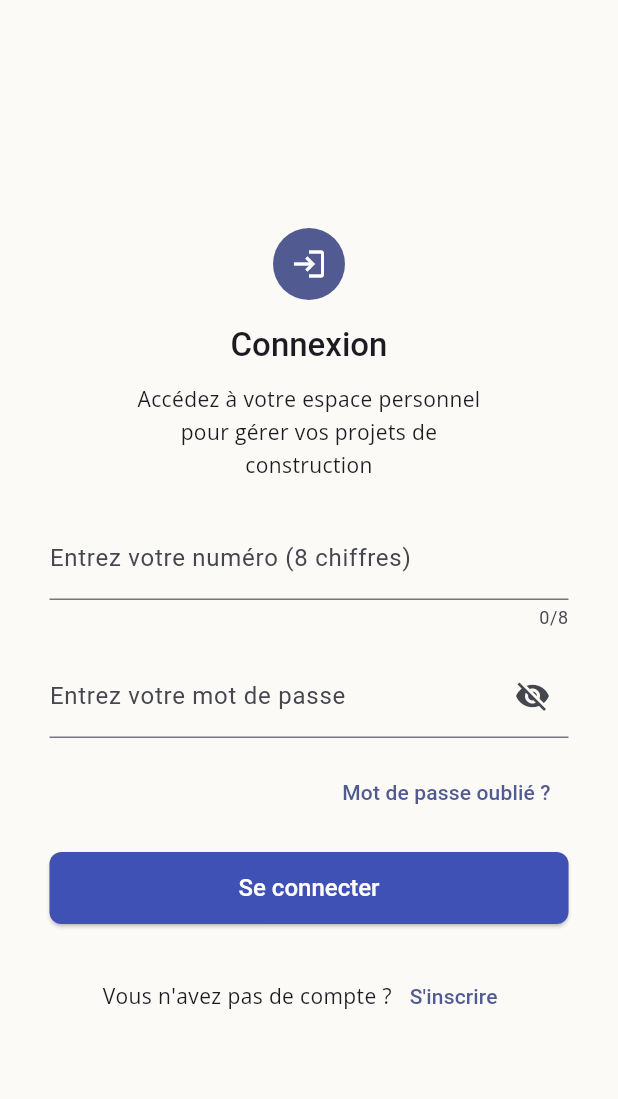
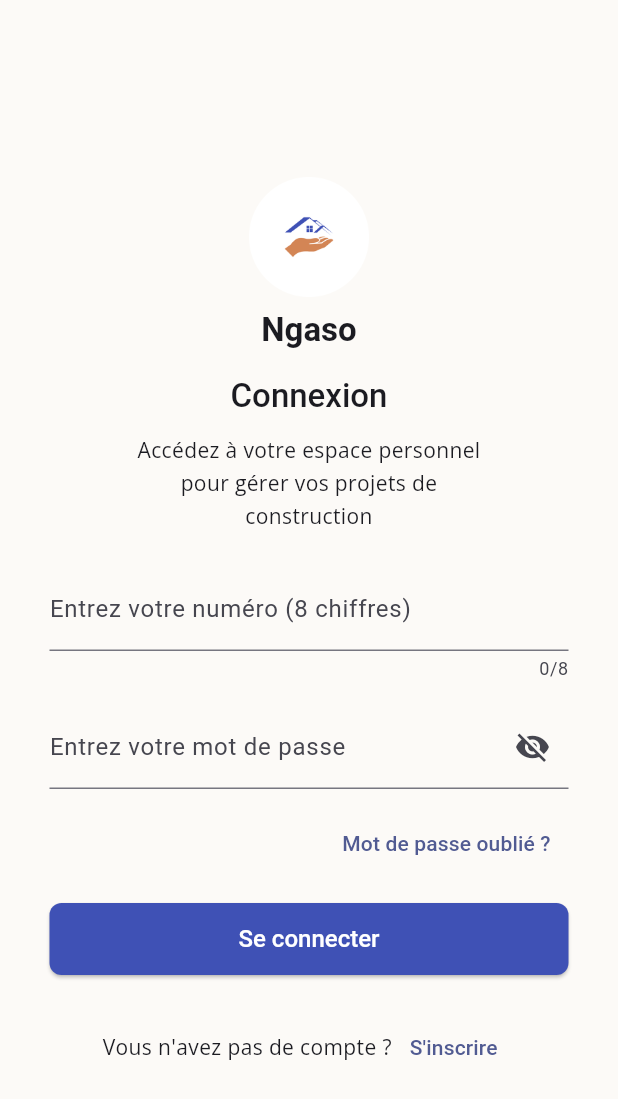
Before and after one commit to BoubouToure223/Ngaso_frontend-, a Flutter app: the ConnexionPage screen opened by its route, on a phone screen of 412 x 824 dp. Shown: the top 1099 px of the screen. Run offline on Flutter 3.47's test engine with Material 3 defaults, Android fonts, the phone set to English and light mode, and no system bars; our stand-ins replace dio, file_picker, flutter_secure_storage, flutter_svg, go_router, google_fonts and 2 more; missing offline and left inert: stomp_dart_client; accounts and stored records are empty.

Commit message:
Mise à jours de la page connexion

```diff
--- a/lib/features/auth/screens/connexion_page.dart
+++ b/lib/features/auth/screens/connexion_page.dart
@@ -50,21 +50,28 @@ class _ConnexionPageState extends State<ConnexionPage> {
                       child: Column(
                         crossAxisAlignment: CrossAxisAlignment.stretch,
                         children: [
-                          // Icône de connexion centrée.
+                          // Logo et nom de l'application.
                           SizedBox(
                             width: 280,
-                            child: Center(
-                              child: Container(
-                                width: 48,
-                                height: 48,
-                                decoration: BoxDecoration(
-                                  color: Theme.of(context).colorScheme.primary,
-                                  shape: BoxShape.circle,
+                            child: Column(
+                              mainAxisSize: MainAxisSize.min,
+                              children: [
+                                SizedBox(
+                                  height: 80,
+                                  child: Image.asset(
+                                    'assets/images/logo.png',
+                                    fit: BoxFit.contain,
+                                  ),
                                 ),
-                                child: const Center(
-                                  child: Icon(Icons.login, color: Colors.white, size: 24),
+                                const SizedBox(height: 8),
+                                Text(
+                                  'Ngaso',
+                                  textAlign: TextAlign.center,
+                                  style: Theme.of(context).textTheme.titleLarge?.copyWith(
+                                        fontWeight: FontWeight.bold,
+                                      ),
                                 ),
-                              ),
+                              ],
                             ),
                           ),
                           const SizedBox(height: 16),
```
